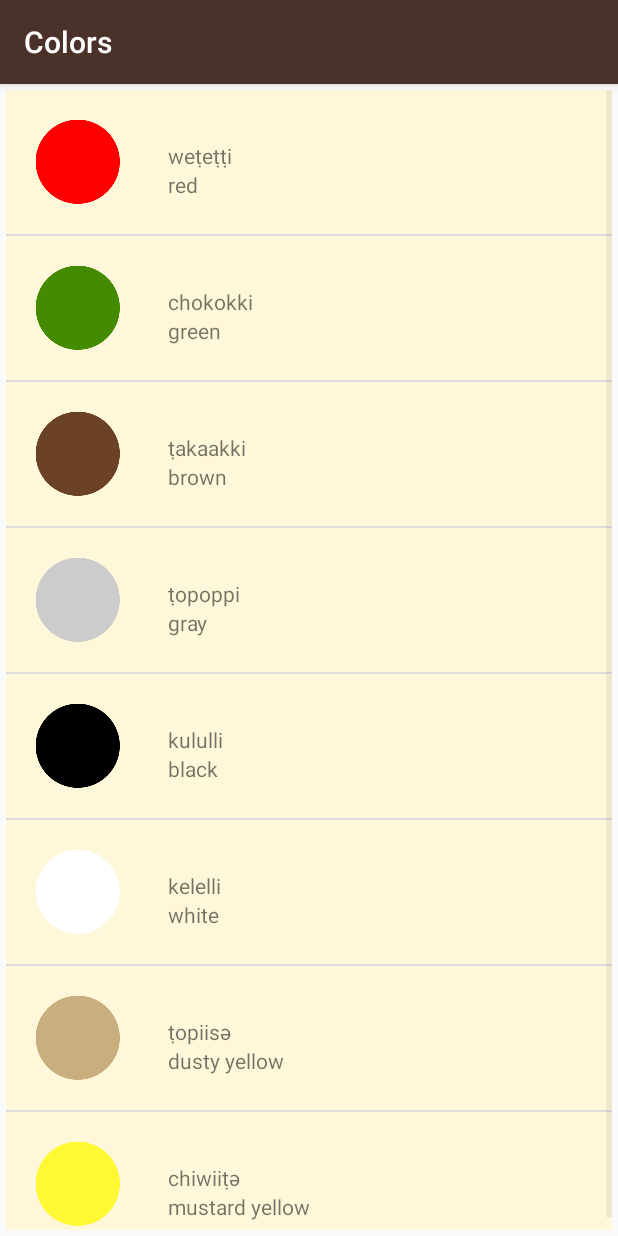
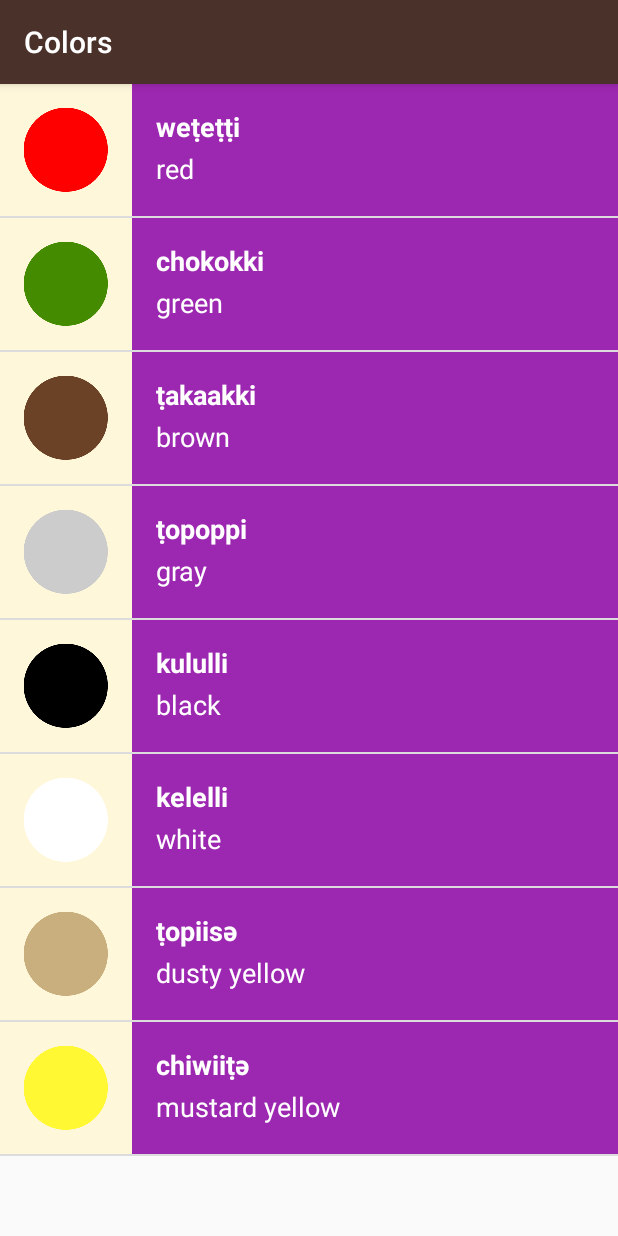
Before and after one commit to ZarifAhsan/MiwokApp, an Android app: the ColorsActivity screen opened directly, with no data from a screen before it, on a phone screen of 412 x 824 dp. Run offline under Robolectric (Android 15) with nearby library versions, the phone set to English and light mode, and no system bars.

Commit message:
Colors in each view updated

```diff
--- a/app/src/main/java/com/example/miwok/ColorsActivity.java
+++ b/app/src/main/java/com/example/miwok/ColorsActivity.java
@@ -31,7 +31,7 @@ public class ColorsActivity extends AppCompatActivity {
     }
 
     private void createListView(ArrayList<Word> arrayList) {
-        WordAdapter wordAdapter = new WordAdapter(this, arrayList);
+        WordAdapter wordAdapter = new WordAdapter(this, arrayList, R.color.category_colors);
 
         ListView listView = findViewById(R.id.list);
         listView.setAdapter(wordAdapter);
--- a/app/src/main/java/com/example/miwok/FamilyActivity.java
+++ b/app/src/main/java/com/example/miwok/FamilyActivity.java
@@ -33,7 +33,7 @@ public class FamilyActivity extends AppCompatActivity {
     }
 
     private void createListView(ArrayList<Word> arrayList) {
-        WordAdapter wordAdapter = new WordAdapter(this, arrayList);
+        WordAdapter wordAdapter = new WordAdapter(this, arrayList, R.color.category_family);
 
         ListView listView = findViewById(R.id.list);
         listView.setAdapter(wordAdapter);
--- a/app/src/main/java/com/example/miwok/NumbersActivity.java
+++ b/app/src/main/java/com/example/miwok/NumbersActivity.java
@@ -35,7 +35,7 @@ public class NumbersActivity extends AppCompatActivity {
     }
 
     private void createListView(ArrayList<Word> arrayList) {
-        WordAdapter wordAdapter = new WordAdapter(this, arrayList);
+        WordAdapter wordAdapter = new WordAdapter(this, arrayList, R.color.category_numbers);
 
         ListView listView = findViewById(R.id.list);
         listView.setAdapter(wordAdapter);
--- a/app/src/main/java/com/example/miwok/PhrasesActivity.java
+++ b/app/src/main/java/com/example/miwok/PhrasesActivity.java
@@ -34,7 +34,7 @@ public class PhrasesActivity extends AppCompatActivity {
     }
 
     private void createListView(ArrayList<Word> arrayList) {
-        WordAdapter wordAdapter = new WordAdapter(this, arrayList);
+        WordAdapter wordAdapter = new WordAdapter(this, arrayList, R.color.category_phrases);
 
         ListView listView = findViewById(R.id.list);
         listView.setAdapter(wordAdapter);
--- a/app/src/main/java/com/example/miwok/WordAdapter.java
+++ b/app/src/main/java/com/example/miwok/WordAdapter.java
@@ -10,13 +10,17 @@ import android.widget.TextView;
 
 import androidx.annotation.NonNull;
 import androidx.annotation.Nullable;
+import androidx.core.content.ContextCompat;
 
 import java.util.ArrayList;
 
 public class WordAdapter extends ArrayAdapter<Word> {
 
-    public WordAdapter(Activity context, ArrayList<Word> Word) {
+    private int mColorResourceId;
+
+    public WordAdapter(Activity context, ArrayList<Word> Word, int colorResourceId) {
         super(context, 0, Word);
+        mColorResourceId = colorResourceId;
     }
 
     @NonNull
@@ -46,6 +50,10 @@ public class WordAdapter extends ArrayAdapter<Word> {
             imageView.setVisibility(View.GONE);
         }
 
+        View textContainer = listItemView.findViewById(R.id.text_container);
+        int color = ContextCompat.getColor(getContext(), mColorResourceId);
+        textContainer.setBackgroundColor(color);
+
         return listItemView;
     }
 
--- a/app/src/main/res/layout/list_item.xml
+++ b/app/src/main/res/layout/list_item.xml
@@ -5,31 +5,42 @@
     android:layout_height="match_parent"
     android:orientation="horizontal"
     android:background="@color/tan_background"
-    android:padding="4dp">
+    android:minHeight="@dimen/list_item_height">
 
 
     <ImageView
         android:id="@+id/number_word_icon_image_view"
-        android:layout_width="wrap_content"
-        android:layout_height="wrap_content" />
+        android:layout_width="@dimen/list_item_height"
+        android:layout_height="@dimen/list_item_height"
+        android:contentDescription="@string/todo" />
 
     <LinearLayout
-        android:layout_width="wrap_content"
+        android:layout_width="match_parent"
         android:layout_height="match_parent"
         android:orientation="vertical"
-        android:layout_margin="16dp">
+        android:padding="16dp"
+        android:background="@color/category_numbers"
+        android:id="@+id/text_container">
 
         <TextView
             android:id="@+id/miwok_word_text_view"
-            android:layout_width="wrap_content"
-            android:layout_height="wrap_content"
-            android:text=""
-            android:layout_marginTop="14dp"/>
+            android:layout_width="match_parent"
+            android:layout_height="0dp"
+            android:layout_weight="1"
+            android:layout_gravity="bottom"
+            android:textAppearance="?android:textAppearanceMedium"
+            android:textColor="@android:color/white"
+            android:textStyle="bold"
+            android:text=""/>
 
         <TextView
             android:id="@+id/default_word_text_view"
-            android:layout_width="wrap_content"
-            android:layout_height="wrap_content"
+            android:layout_width="match_parent"
+            android:layout_height="0dp"
+            android:layout_weight="1"
+            android:layout_gravity="top"
+            android:textAppearance="?android:textAppearanceMedium"
+            android:textColor="@android:color/white"
             android:text=""/>
 
     </LinearLayout>
--- a/app/src/main/res/layout/word_list.xml
+++ b/app/src/main/res/layout/word_list.xml
@@ -5,8 +5,7 @@
     android:id="@+id/list"
     android:orientation="vertical"
     android:layout_width="match_parent"
-    android:layout_height="match_parent"
-    android:padding="4dp">
+    android:layout_height="match_parent">
 
 
 </ListView>
--- a/app/src/main/res/values/colors.xml
+++ b/app/src/main/res/values/colors.xml
@@ -10,14 +10,14 @@
     <color name="tan_background">#FFF7DA</color>
 
     <!-- Background color for the numbers category -->
-    <color name="category_numbers">#FD8E09</color>
+    <color name="category_numbers">#FF5722</color>
 
     <!-- Background color for the family members category -->
-    <color name="category_family">#379237</color>
+    <color name="category_family">#4CAF50</color>
 
     <!-- Background color for the colors category -->
-    <color name="category_colors">#8800A0</color>
+    <color name="category_colors">#9C27B0</color>
 
     <!-- Background color for the phrases category -->
-    <color name="category_phrases">#16AFCA</color>
+    <color name="category_phrases">#03A9F4</color>
 </resources>
--- a/app/src/main/res/values/strings.xml
+++ b/app/src/main/res/values/strings.xml
@@ -13,4 +13,5 @@
 
     <!-- Category name for the vocabulary words for family members [CHAR LIMIT=20] -->
     <string name="category_family">Family Members</string>
+    <string name="todo">TODO</string>
 </resources>
```
Also changed, not shown: app/src/main/res/layout/activity_main.xml (+6 -6 lines).
